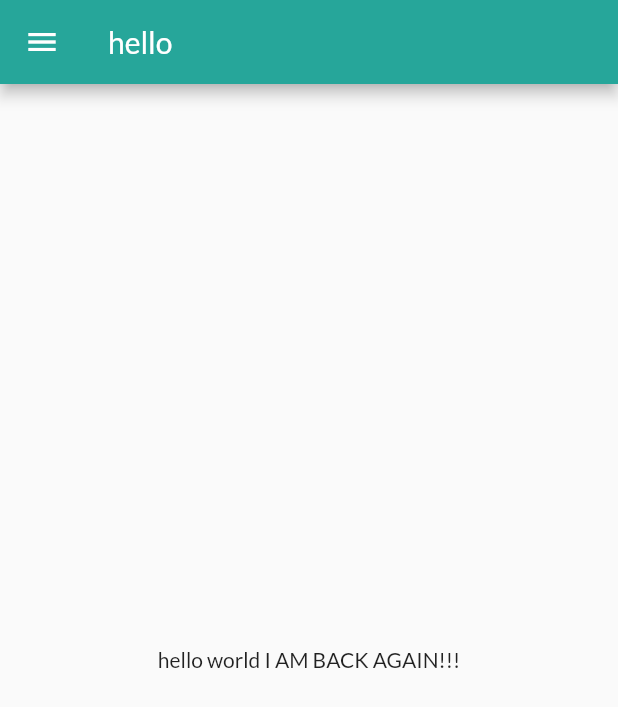
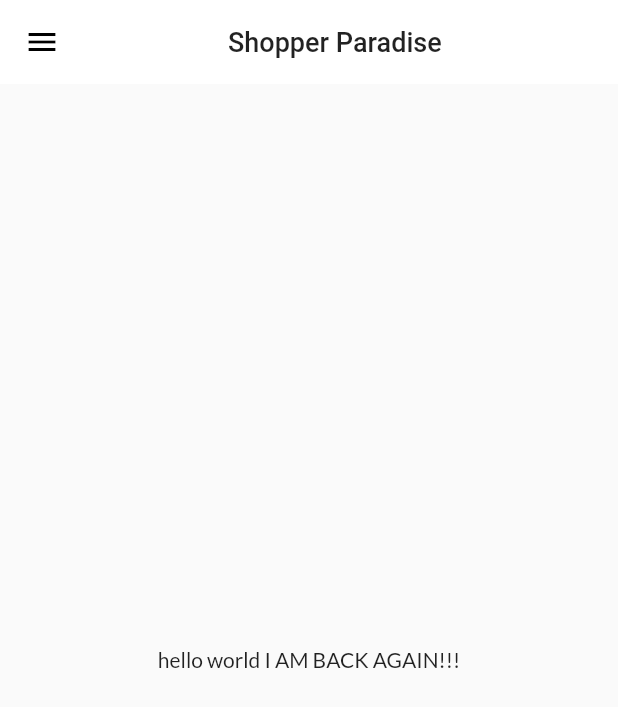
Before and after one commit to goyalkaran/Flutter-project, a Flutter app: the screen it shows after launch, on a phone screen of 412 x 824 dp. Shown: the top 707 px of the screen. Run offline on Flutter 3.47's test engine with Material 2 defaults, Android fonts, the phone set to English and light mode, and no system bars; our stand-ins replace google_fonts.

Commit message:
themedata corrected

```diff
--- a/lib/main.dart
+++ b/lib/main.dart
@@ -3,6 +3,7 @@ import 'package:shoppers_paradise/util/routes.dart';
 import 'package:shoppers_paradise/view/homepage.dart';
 import 'package:shoppers_paradise/view/loginpage.dart';
 import 'package:google_fonts/google_fonts.dart';
+import 'package:shoppers_paradise/widgets/theme.dart';
 
 void main() {
   runApp(MyApp());
@@ -13,14 +14,10 @@ class MyApp extends StatelessWidget {
   Widget build(BuildContext context) {
     return MaterialApp(
       themeMode: ThemeMode.light,
-      theme: ThemeData(
-        primarySwatch: Colors.teal,
-        fontFamily: GoogleFonts.lato().fontFamily,
-        // primaryTextTheme: GoogleFonts.latoTextTheme(),
-      ),
-      darkTheme: ThemeData(
-        brightness: Brightness.dark,
-      ),
+
+      theme: MyTheme.lightTheme(context),
+      darkTheme: MyTheme.darkTheme(context),
+
       initialRoute: MyRoutes.homeRoute,
       routes: {
         "/": (context) => LoginPage(),
@@ -28,5 +25,6 @@ class MyApp extends StatelessWidget {
         MyRoutes.loginRoute: (context) => LoginPage(),
       },
     );
+
   }
 }
--- a/lib/view/homepage.dart
+++ b/lib/view/homepage.dart
@@ -1,3 +1,4 @@
+import 'package:flutter/cupertino.dart';
 import 'package:flutter/material.dart';
 import 'package:shoppers_paradise/widgets/drawer.dart';
 
@@ -8,9 +9,22 @@ class HomePage extends StatelessWidget {
   Widget build(BuildContext context) {
     return Scaffold(
       appBar: AppBar(
-        title: Text("hello"),
-        backgroundColor: Colors.teal.shade400,
-      ),
+        // shape: RoundedRectangleBorder(
+        //   borderRadius: BorderRadius.vertical(
+        //     bottom: Radius.elliptical(15, 10)
+        //   ),
+        // ),
+          title: Padding(
+            padding: EdgeInsets.symmetric(vertical: 0,horizontal: 80),
+            child: Text(
+              "Shopper Paradise",
+              style: TextStyle(
+                fontSize: 18
+              ),
+            ),
+          ),
+        ),
+      // backgroundColor: Colors.white,
       body: Center(
         child: Container(
           child: Text("hello world I AM BACK AGAIN!!!"),
--- a/lib/widgets/drawer.dart
+++ b/lib/widgets/drawer.dart
@@ -11,8 +11,10 @@ class MyDrawer extends StatelessWidget {
 
     return Drawer(
         child: Container(
+
       color: Colors.teal,
       child: ListView(
+
         padding: EdgeInsets.zero,
         children: [
           DrawerHeader(
--- /dev/null
+++ b/lib/widgets/theme.dart
@@ -0,0 +1,23 @@
+import 'package:flutter/material.dart';
+import 'package:google_fonts/google_fonts.dart';
+
+class MyTheme {
+  static ThemeData lightTheme(BuildContext context) => ThemeData(
+        primarySwatch: Colors.teal,
+        fontFamily: GoogleFonts.lato().fontFamily,
+        appBarTheme: AppBarTheme(
+          color: Colors.white,
+          iconTheme: IconThemeData(
+            color: Colors.black,
+          ),
+          elevation: 0.0,
+          toolbarTextStyle: Theme.of(context).textTheme.headline1,
+          titleTextStyle: Theme.of(context).textTheme.bodyText1,
+
+        ),
+      );
+
+  static ThemeData darkTheme(BuildContext context) => ThemeData(
+        brightness: Brightness.dark,
+      );
+}
```
